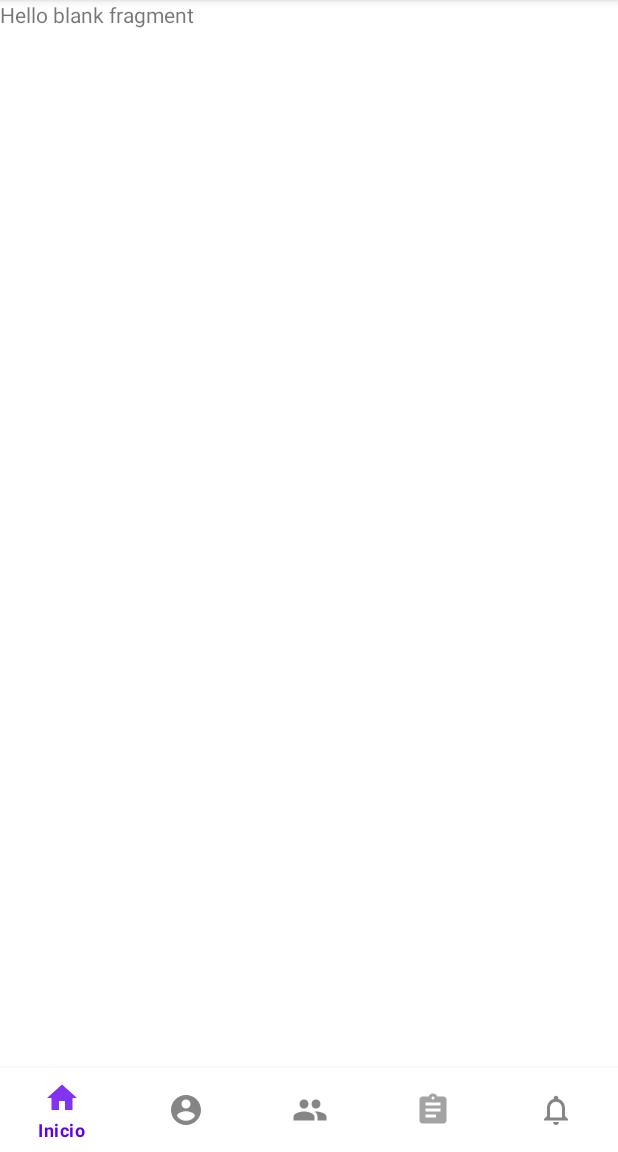
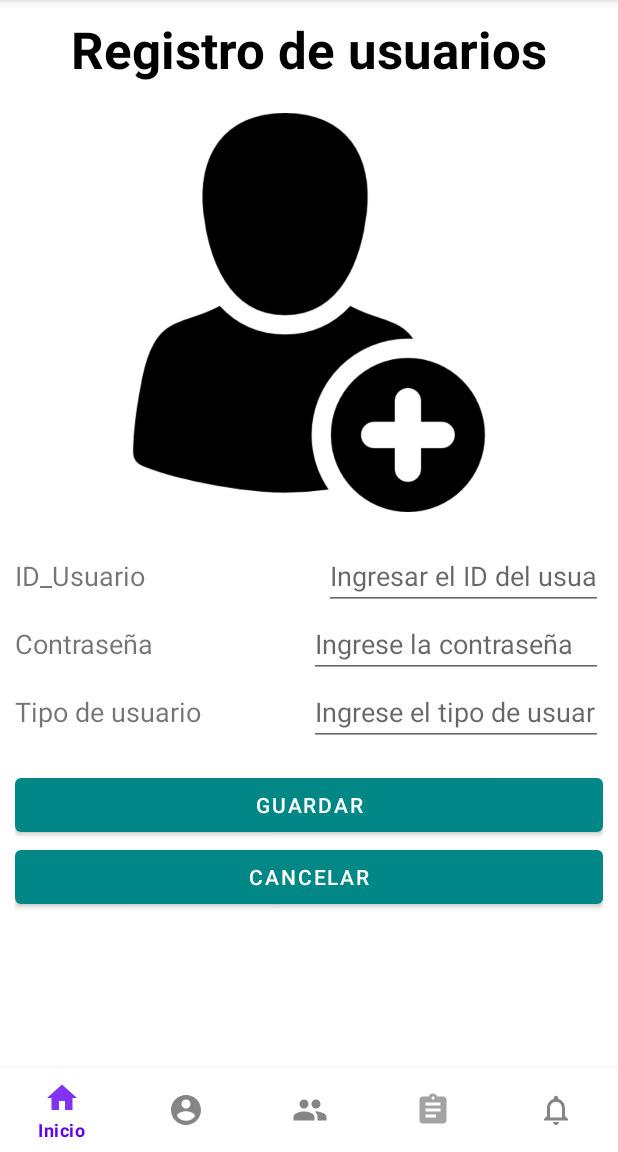
Before and after one commit to jamescc2000/Talma, an Android app: the fragment UsuariosFragment placed in its activity, on a phone screen of 412 x 824 dp, the part 84-1236 px from its top. Run offline under Robolectric (Android 15) with nearby library versions, the phone set to English and light mode, and no system bars; our stand-ins replace Firebase (no records; nobody signed in at launch, a user with empty details on screens opened directly).

Commit message:
Cambios Registrar Rsir

```diff
--- a/app/src/main/AndroidManifest.xml
+++ b/app/src/main/AndroidManifest.xml
@@ -1,6 +1,6 @@
 <?xml version="1.0" encoding="utf-8"?>
 <manifest xmlns:android="http://schemas.android.com/apk/res/android"
-    package="com.example.talma">
+    package="com.example.talma" >
 
     <application
         android:allowBackup="true"
@@ -8,7 +8,7 @@
         android:label="@string/app_name"
         android:roundIcon="@mipmap/talma_launcher_round"
         android:supportsRtl="true"
-        android:theme="@style/Theme.Talma">
+        android:theme="@style/Theme.Talma" >
         <activity
             android:name=".Facturacion"
             android:exported="false" />
@@ -44,7 +44,7 @@
             android:exported="true" />
         <activity
             android:name=".MainActivity"
-            android:exported="true">
+            android:exported="true" >
             <intent-filter>
                 <action android:name="android.intent.action.MAIN" />
 
--- a/app/src/main/java/com/example/talma/RegistrarRsire.java
+++ b/app/src/main/java/com/example/talma/RegistrarRsire.java
@@ -47,7 +47,7 @@ public class RegistrarRsire extends AppCompatActivity {
     private Spinner sp_servicios;
     private EditText et_codigo, et_hora_desde_llegada, et_hora_hasta_llegada, et_cantidad_llegada, et_hora_desde_salida, et_hora_hasta_salida, et_cantidad_salida;
     private EditText et_compañia, et_origen, et_destino, et_matricula, et_a_cargo_de,et_fecha_llegada, et_hora_llegada, et_nvuelo_llegada, et_pea_llegada;
-    private EditText et_fecha_salida, et_hora_salida, et_nvuelo_salida, et_pea_salida;
+    private EditText et_fecha_salida, et_hora_salida, et_nvuelo_salida, et_pea_salida, et_codigo_rsir;
     private TextView tv_cantidad_total, tv_aeropuerto, tv_tipo_aeronave, tv_fechas, tv_compañia, tv_matricula, tv_origen_destino;
 
     @Override
@@ -61,6 +61,7 @@ public class RegistrarRsire extends AppCompatActivity {
         btn_siguiente = (Button) findViewById(R.id.btn_siguiente);
         btn_finalizar = (Button) findViewById(R.id.btn_finalizar);
         btn_agregar = (Button) findViewById(R.id.btn_agregar);
+        et_codigo_rsir = (EditText) findViewById(R.id.et_codigo_rsir);
         et_compañia = (EditText) findViewById(R.id.et_compañia);
         et_origen = (EditText) findViewById(R.id.et_origen);
         et_destino = (EditText) findViewById(R.id.et_destino);
@@ -126,7 +127,7 @@ public class RegistrarRsire extends AppCompatActivity {
                 }else if (ll_registrar_rsire.getVisibility() == View.VISIBLE){
 
                     ll_registrar_rsire.setVisibility(View.GONE);
-                    btn_siguiente.setText("EDITAR RSIR");
+                    btn_siguiente.setText("EDITAR DATOS GENERALES");
 
                     tv_aeropuerto.setText(sp_aeropuertos.getSelectedItem().toString());
                     tv_tipo_aeronave.setText(sp_aeronaves.getSelectedItem().toString());
--- a/app/src/main/res/layout/fragment_usuarios.xml
+++ b/app/src/main/res/layout/fragment_usuarios.xml
@@ -3,12 +3,151 @@
     xmlns:tools="http://schemas.android.com/tools"
     android:layout_width="match_parent"
     android:layout_height="match_parent"
+    xmlns:app="http://schemas.android.com/apk/res-auto"
     tools:context=".Fragmentos_empleados.UsuariosFragment">
 
-    <!-- TODO: Update blank fragment layout -->
-    <TextView
+
+    <LinearLayout
         android:layout_width="match_parent"
         android:layout_height="match_parent"
-        android:text="@string/hello_blank_fragment" />
+        android:orientation="vertical"
+        android:padding="10dp">
+
+        <TextView
+            android:id="@+id/tv_registro_usuarios"
+            android:layout_width="match_parent"
+            android:layout_height="wrap_content"
+            android:layout_below="@id/tv_registro_usuarios"
+            android:gravity="center"
+            android:text="Registro de usuarios"
+            android:textSize="34sp"
+            android:textColor="#000"
+            android:textStyle="bold" />
+
+        <ImageView
+            android:layout_below="@id/iv_registro_usuario"
+            android:id="@+id/iv_registro_usuario"
+            android:layout_width="match_parent"
+            android:layout_height="266dp"
+            android:layout_margin="20dp"
+            app:srcCompat="@drawable/registro_nuevo_usuario" />
+
+
+        <!--Datos-->
+        <LinearLayout
+            android:layout_width="match_parent"
+            android:layout_height="wrap_content"
+            android:orientation="vertical">
+
+            <LinearLayout
+                android:layout_width="match_parent"
+                android:layout_height="wrap_content"
+                android:orientation="horizontal">
+
+                <!--Usuario-->
+                <TextView
+                    android:layout_below="@id/tv_id_usuario"
+                    android:id="@+id/tv_id_usuario"
+                    android:layout_width="match_parent"
+                    android:layout_height="wrap_content"
+                    android:text="ID_Usuario"
+                    android:layout_weight="1"
+                    android:textSize="18sp" />
+
+                <EditText
+                    android:layout_below="@id/et_ingrese_id_usuario"
+                    android:id="@+id/et_ingrese_id_usuario"
+                    android:layout_marginLeft="10dp"
+                    android:layout_width="match_parent"
+                    android:layout_height="wrap_content"
+                    android:layout_weight="1"
+                    android:hint="Ingresar el ID del usuario"
+                    android:inputType="textPersonName" />
+
+            </LinearLayout>
+
+            <LinearLayout
+                android:layout_width="match_parent"
+                android:layout_height="wrap_content"
+                android:orientation="horizontal">
+
+                <!--Contraseña-->
+                <TextView
+                    android:layout_below="@id/tv_contraseña"
+                    android:id="@+id/tv_contraseña"
+                    android:layout_width="match_parent"
+                    android:layout_height="wrap_content"
+                    android:text="Contraseña"
+                    android:layout_weight="1"
+                    android:textSize="18dp" />
+
+                <EditText
+                    android:layout_below="@id/et_ingrese_contraseña"
+                    android:id="@+id/et_ingrese_contraseña"
+                    android:layout_width="match_parent"
+                    android:layout_weight="1"
+                    android:layout_height="wrap_content"
+                    android:hint="Ingrese la contraseña"
+                    android:inputType="textPersonName" />
+
+            </LinearLayout>
+
+            <LinearLayout
+                android:layout_width="match_parent"
+                android:layout_height="wrap_content"
+                android:orientation="horizontal">
+
+                <!--Tipo Usuario-->
+                <TextView
+                    android:layout_below="@id/tv_tipo_usuario"
+                    android:id="@+id/tv_tipo_usuario"
+                    android:layout_width="match_parent"
+                    android:layout_height="wrap_content"
+                    android:text="Tipo de usuario"
+                    android:layout_weight="1"
+                    android:textSize="18dp" />
+
+                <EditText
+                    android:layout_below="@id/et_ingrese_tipo_usuario"
+                    android:id="@+id/et_ingrese_tipo_usuario"
+                    android:layout_width="match_parent"
+                    android:layout_height="wrap_content"
+                    android:layout_weight="1"
+                    android:hint="Ingrese el tipo de usuario"
+                    android:inputType="textPersonName" />
+
+            </LinearLayout>
+
+        </LinearLayout>
+
+        <LinearLayout
+            android:layout_width="match_parent"
+            android:layout_height="wrap_content"
+            android:layout_marginTop="15dp"
+            android:orientation="vertical">
+
+
+            <Button
+                android:layout_below="@id/Btn_guardar"
+                android:id="@+id/Btn_guardar"
+                android:layout_width="match_parent"
+                android:layout_height="wrap_content"
+                android:layout_weight="1"
+                app:backgroundTint="@color/teal_700"
+                android:text="Guardar" />
+
+            <Button
+                android:layout_below="@id/Btn_cancelar"
+                android:id="@+id/Btn_cancelar"
+                android:layout_width="match_parent"
+                android:layout_height="wrap_content"
+                android:layout_weight="1"
+                app:backgroundTint="@color/teal_700"
+                android:text="Cancelar" />
+
+        </LinearLayout>
+
+
+    </LinearLayout>
 
 </FrameLayout>
--- a/app/src/main/res/values/strings.xml
+++ b/app/src/main/res/values/strings.xml
@@ -51,6 +51,7 @@
 
     <!--Registro de RSIRe-->
     <string name="txt_registro">Registro de RSIRe</string>
+    <string name="txt_codigo_rsir">Codigo</string>
     <string name="txt_datos_generales">Datos Generales de Vuelo</string>
     <string name="txt_datos_llegada">Datos de Llegada</string>
     <string name="txt_datos_salida">Datos de Salida</string>
@@ -66,7 +67,7 @@
     <string name="txt_hora">Hora hh:mm</string>
     <string name="txt_nvuelo">N° vuelo</string>
     <string name="txt_pea">PEA</string>
-    <string name="btn_siguiente">EDITAR RSIR</string>
+    <string name="btn_siguiente">EDITAR DATOS GENERALES</string>
     <string name="tv_aeropuerto">Aeropuerto</string>
     <string name="tv_tipo_aeronave">Tipo aeronave</string>
     <string name="tv_fechas">dd/mm/yyyy - dd/mm/yyyy</string>
```
Also changed, not shown: app/src/main/res/layout/activity_registrar_rsire.xml (+33 -19 lines).
